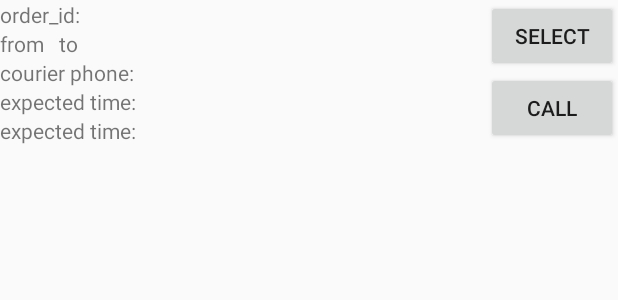
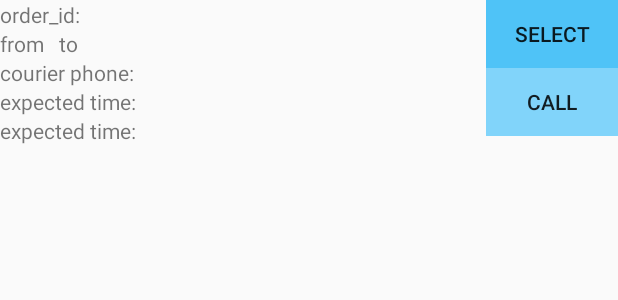
Before and after one commit to git-malu/EExpress-final, an Android app: the layout list_item_offer.xml on its own in the app's theme, with its tools: preview values and no code run, on a phone screen of 412 x 824 dp. Shown: the top 300 px of the screen. Run offline under Robolectric (Android 15) with nearby library versions, the phone set to English and light mode, and no system bars.

Commit message:
no bugs b2

```diff
--- a/app/src/main/res/layout/list_item.xml
+++ b/app/src/main/res/layout/list_item.xml
@@ -15,12 +15,14 @@
         android:id="@+id/from_to_textView"
         android:layout_width="wrap_content"
         android:layout_height="wrap_content"
+        android:textSize="20dp"
         android:text="from   to"/>
     <TextView
         android:id="@+id/phone_textView"
         android:layout_width="wrap_content"
         android:layout_height="wrap_content"
         android:text="courier phone: "
+        android:textSize="20dp"
         android:layout_below="@id/from_to_textView"/>
 
     <TextView
--- a/app/src/main/res/layout/list_item_offer.xml
+++ b/app/src/main/res/layout/list_item_offer.xml
@@ -49,11 +49,15 @@
             android:id="@+id/select"
             android:layout_width="wrap_content"
             android:layout_height="wrap_content"
+            android:background="@color/primary_blue"
+            android:minHeight="45dp"
             android:text="select"/>
     <Button
         android:id="@+id/call"
         android:layout_width="wrap_content"
         android:layout_height="wrap_content"
+        android:background="@color/secondary_blue"
+        android:minHeight="45dp"
         android:text="call"/>
     </LinearLayout>
 </RelativeLayout>
```
Also changed, not shown: app/src/main/java/com/ee5415/malu/easyexpress/myapplication2/Fragments/MyOrderListViewFragment.java (+58 -11 lines).
